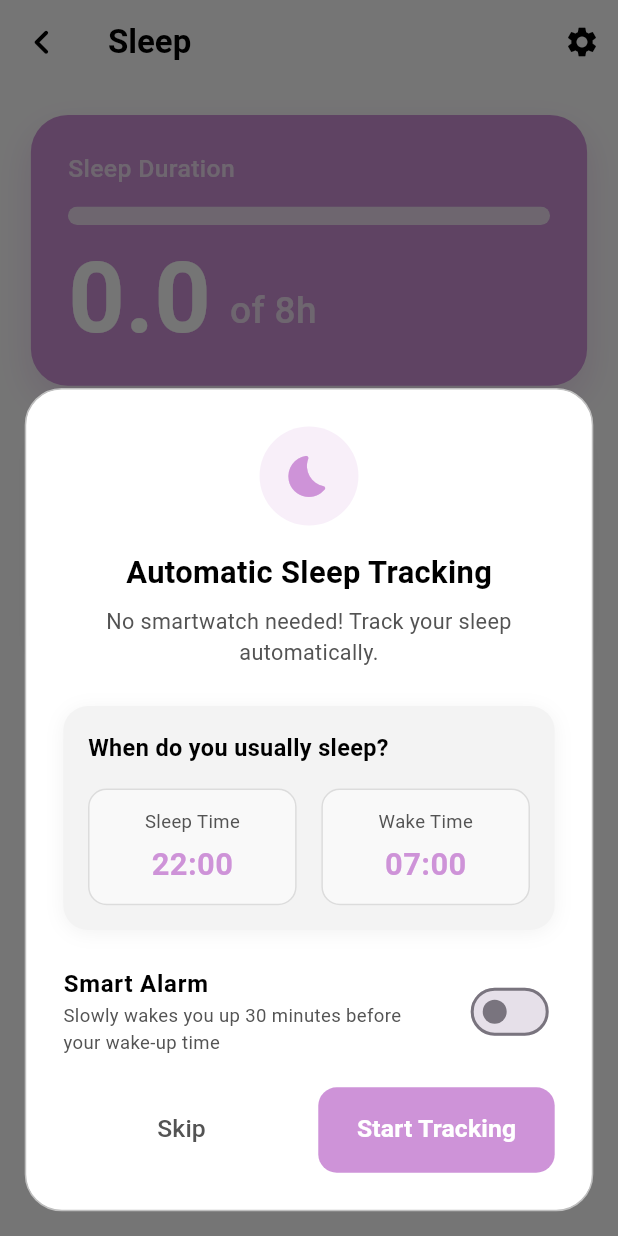
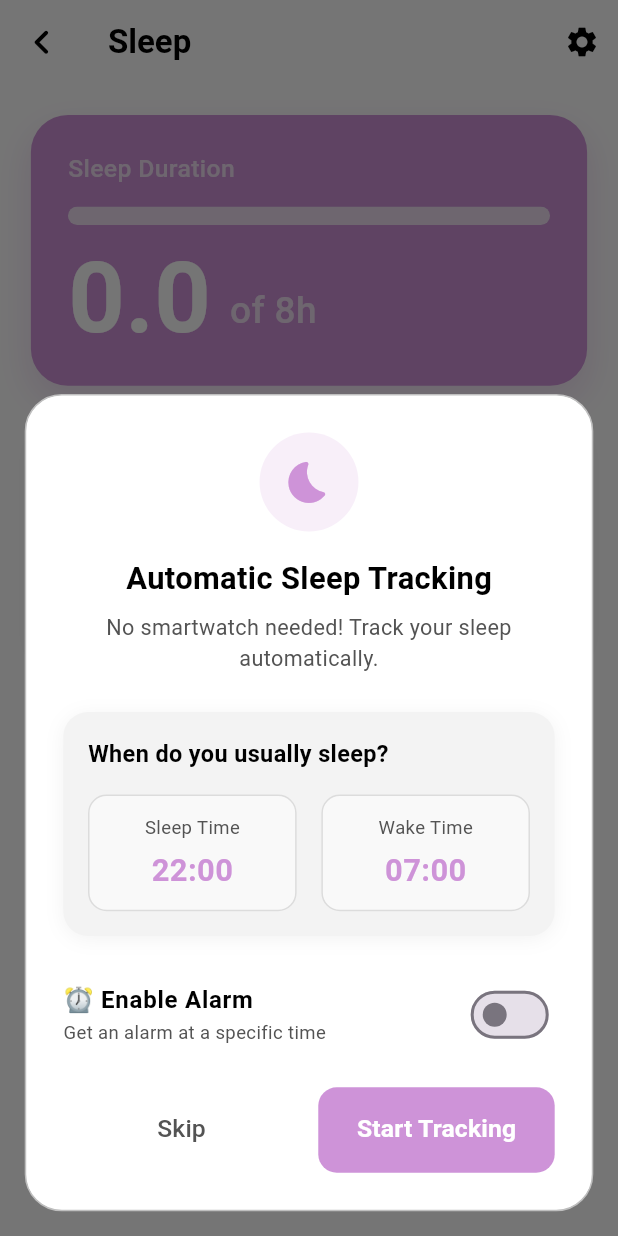
Before and after one commit to VertexCorporation/Ally, a Flutter app: the SleepScreen screen opened directly, after a tap on the "settings" icon, on a phone screen of 412 x 824 dp. Run offline on Flutter 3.47's test engine with Material 3 defaults, Android fonts, the phone set to English and light mode, and no system bars; our stand-ins replace audioplayers, battery_plus, cloud_firestore, cloud_functions, email_validator, firebase_auth and 13 more; missing offline and left inert: flutter_foreground_task; accounts and stored records are empty; project files that could hold a hidden picture were left out.

Commit message:
Add standalone alarm UI and background handling
Add a standalone alarm feature and settings: request SCHEDULE_EXACT_ALARM in AndroidManifest, add alarm UI controls (target time and lead time) in Sleep screen, and persist alarm preferences (alarm_enabled, alarm_hour, alarm_minute, alarm_minutes_before). Refactor sleep service to decouple standalone alarm checks from sleep-tracking logic (_checkSleepWindow now handles alarmEnabled and calls new _handleStandaloneAlarm) and extract sleep-tracking checks into _checkSleepTracking. Adjust smart alarm handling to accept a configurable duration and update audio/notification behavior for the alarm. Also persist settings before starting tracking and include a small Kotlin formatting tweak in MainActivity.

```diff
--- a/lib/screens/sleep.dart
+++ b/lib/screens/sleep.dart
@@ -21,7 +21,9 @@ class _SleepScreenState extends State<SleepScreen> {
   final _sleepService = SleepTrackerService();
   TimeOfDay _sleepStart = const TimeOfDay(hour: 22, minute: 0);
   TimeOfDay _sleepEnd = const TimeOfDay(hour: 7, minute: 0);
+  TimeOfDay _alarmTime = const TimeOfDay(hour: 7, minute: 0);
   bool _smartAlarmEnabled = false;
+  int _smartAlarmDuration = 30;
 
   // Semantic Sleep Color (Purple)
   final Color _sleepColor = const Color(0xFFCE93D8);
@@ -46,7 +48,13 @@ class _SleepScreenState extends State<SleepScreen> {
           final endMinute = prefs.getInt('sleep_end_minute') ?? 0;
           _sleepStart = TimeOfDay(hour: startHour, minute: startMinute);
           _sleepEnd = TimeOfDay(hour: endHour, minute: endMinute);
-          _smartAlarmEnabled = prefs.getBool('smart_alarm_enabled') ?? false;
+
+          final alarmHour = prefs.getInt('alarm_hour') ?? endHour;
+          final alarmMinute = prefs.getInt('alarm_minute') ?? endMinute;
+          _alarmTime = TimeOfDay(hour: alarmHour, minute: alarmMinute);
+
+          _smartAlarmEnabled = prefs.getBool('alarm_enabled') ?? false;
+          _smartAlarmDuration = prefs.getInt('alarm_minutes_before') ?? 30;
         }
       });
     }
@@ -174,11 +182,11 @@ class _SleepScreenState extends State<SleepScreen> {
               SizedBox(height: sh * 0.02),
               SwitchListTile(
                 title: Text(
-                  AppLocalizations.of(context)!.smartAlarm,
+                  '⏰ Enable Alarm',
                   style: TextStyle(color: textColor, fontWeight: FontWeight.bold),
                 ),
                 subtitle: Text(
-                  AppLocalizations.of(context)!.smartAlarmDesc,
+                  'Get an alarm at a specific time',
                   style: TextStyle(color: subTextColor, fontSize: sw * 0.03),
                 ),
                 value: _smartAlarmEnabled,
@@ -189,6 +197,94 @@ class _SleepScreenState extends State<SleepScreen> {
                 activeColor: _sleepColor,
                 contentPadding: EdgeInsets.zero,
               ),
+              if (_smartAlarmEnabled) ...[
+                SizedBox(height: sh * 0.02),
+                Container(
+                  padding: EdgeInsets.all(sw * 0.04),
+                  decoration: BoxDecoration(
+                    color: cardColor,
+                    borderRadius: BorderRadius.circular(sw * 0.04),
+                    border: Border.all(color: _sleepColor.withValues(alpha: 0.3)),
+                  ),
+                  child: Column(
+                    crossAxisAlignment: CrossAxisAlignment.start,
+                    children: [
+                      Text(
+                        'Alarm Settings',
+                        style: TextStyle(
+                          fontSize: sw * 0.038,
+                          fontWeight: FontWeight.w600,
+                          color: textColor,
+                        ),
+                      ),
+                      SizedBox(height: sh * 0.02),
+                      Row(
+                        children: [
+                          Expanded(
+                            child: _buildTimePicker(
+                              'Target Time',
+                              _alarmTime,
+                              (time) {
+                                setState(() => _alarmTime = time);
+                                setStateModal(() {});
+                              },
+                            ),
+                          ),
+                          SizedBox(width: sw * 0.04),
+                          Expanded(
+                            child: Column(
+                              crossAxisAlignment: CrossAxisAlignment.start,
+                              children: [
+                                Text(
+                                  'Start Before',
+                                  style: TextStyle(
+                                    fontSize: sw * 0.03,
+                                    color: subTextColor,
+                                  ),
+                                ),
+                                SizedBox(height: sw * 0.01),
+                                Container(
+                                  padding: EdgeInsets.symmetric(horizontal: sw * 0.03),
+                                  height: sw * 0.14, // Matches the height of the time picker box roughly
+                                  decoration: BoxDecoration(
+                                    color: backgroundColor.withValues(alpha: 0.5),
+                                    borderRadius: BorderRadius.circular(sw * 0.03),
+                                    border: Border.all(color: AppColors.border.withValues(alpha: 0.5)),
+                                  ),
+                                  child: DropdownButtonHideUnderline(
+                                    child: DropdownButton<int>(
+                                      value: _smartAlarmDuration,
+                                      isExpanded: true,
+                                      dropdownColor: backgroundColor,
+                                      style: TextStyle(
+                                        fontSize: sw * 0.045,
+                                        fontWeight: FontWeight.bold,
+                                        color: _sleepColor,
+                                      ),
+                                      items: [5, 10, 15, 20, 30, 45, 60]
+                                          .map((val) => DropdownMenuItem<int>(
+                                                value: val,
+                                                child: Text('$val min'),
+                                              ))
+                                          .toList(),
+                                      onChanged: (val) {
+                                        if (val != null) {
+                                          setState(() => _smartAlarmDuration = val);
+                                          setStateModal(() {});
+                                        }
+                                      },
+                                    ),
+                                  ),
+                                ),
+                              ],
+                            ),
+                          ),
+                        ],
+                      ),
+                    ],
+                  ),
+                ),
+              ],
               SizedBox(height: sh * 0.015),
               Row(
                 children: [
@@ -222,10 +318,13 @@ class _SleepScreenState extends State<SleepScreen> {
                           _isLoading = true;
                         });
                         // 1. Asenkron işlemler
-                        await _sleepService.startTracking(_sleepStart, _sleepEnd);
                         final prefs = await SharedPreferences.getInstance();
                         await prefs.setBool('sleep_setup_done', true);
-                        await prefs.setBool('smart_alarm_enabled', _smartAlarmEnabled);
+                        await prefs.setBool('alarm_enabled', _smartAlarmEnabled);
+                        await prefs.setInt('alarm_hour', _alarmTime.hour);
+                        await prefs.setInt('alarm_minute', _alarmTime.minute);
+                        await prefs.setInt('alarm_minutes_before', _smartAlarmDuration);
+                        await _sleepService.startTracking(_sleepStart, _sleepEnd);
 
                         // 2. DÜZELTME BURADA: context.mounted kontrolü
                         if (!context.mounted) return;
```
Also changed, not shown: lib/services/sleep.dart (+83 -40 lines), 2 other files.
